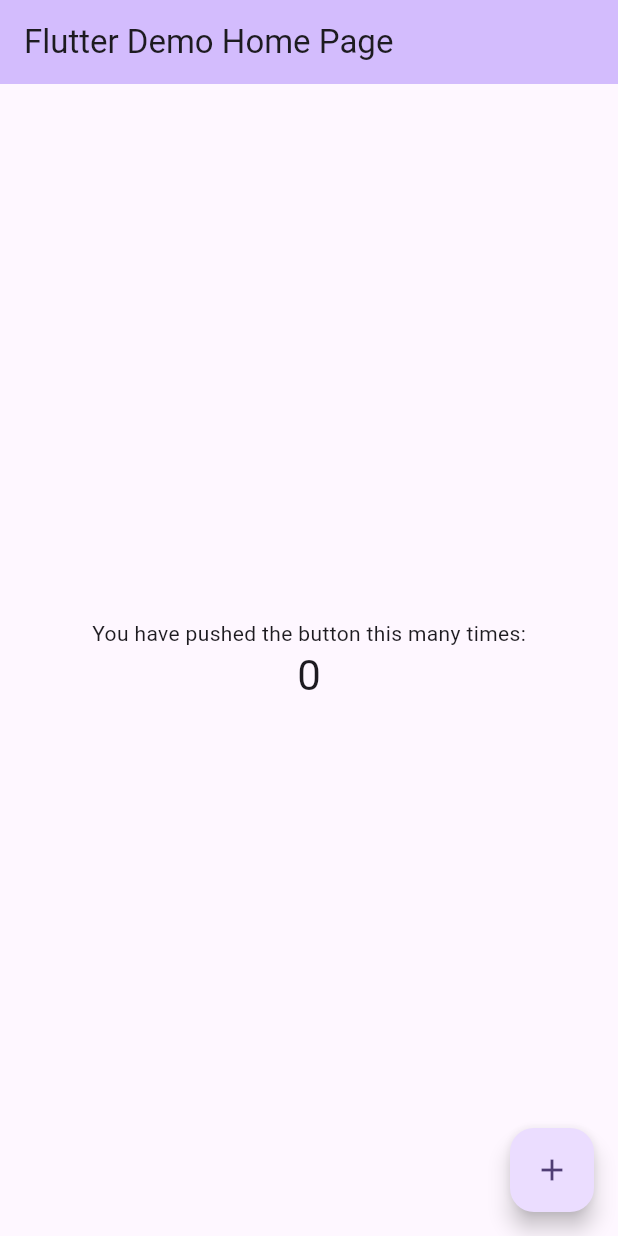
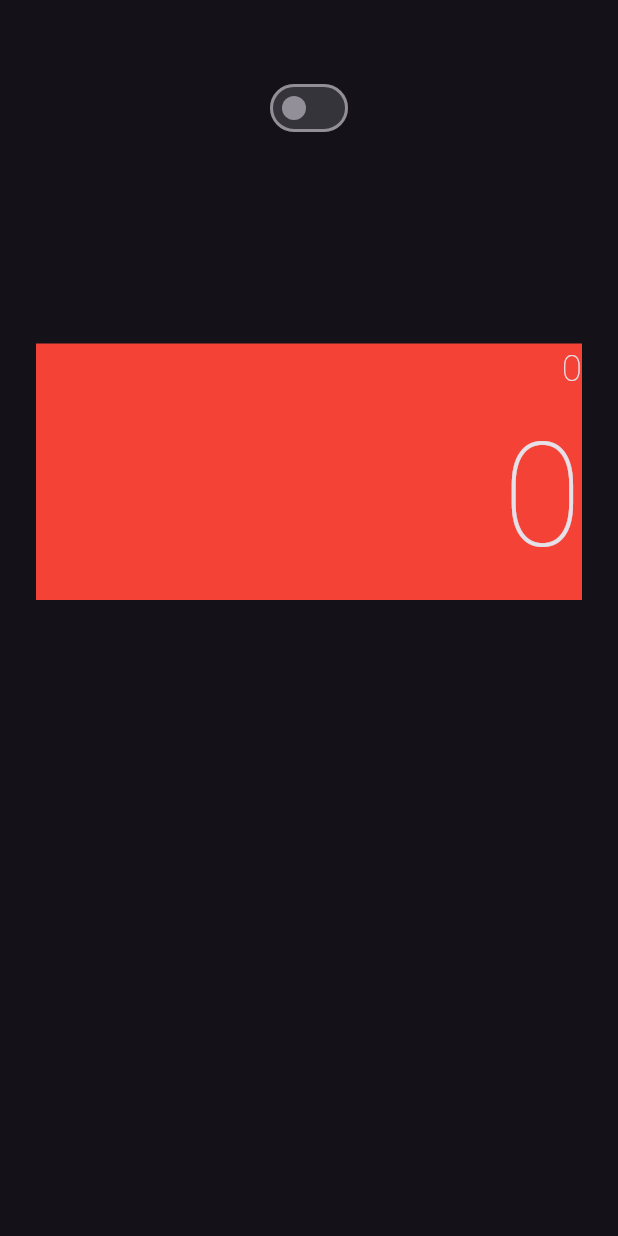
Before and after one commit to MajorAchilles/rescal, a Flutter app: the screen it shows after launch, on a phone screen of 412 x 824 dp. Run offline on Flutter 3.47's test engine with Material 3 defaults, Android fonts, the phone set to English and light mode, and no system bars.

Commit message:
feat: Add Keypad and Header components

```diff
--- /dev/null
+++ b/lib/components/header.dart
@@ -0,0 +1,25 @@
+import 'package:flutter/material.dart';
+
+
+class Header extends StatelessWidget {
+  final void Function() onSwitch;
+  final bool isDarkMode;
+
+  handleSwitchChange (bool value) {
+    onSwitch();
+  }
+
+  const Header({super.key, required this.onSwitch, required this.isDarkMode});
+
+  @override
+  Widget build(BuildContext context) {
+    return Center(
+      child: Row(
+        mainAxisAlignment: MainAxisAlignment.center,
+        children: [
+          Switch(value: !isDarkMode, onChanged: handleSwitchChange),
+        ],
+      ),
+    );
+  }
+}
--- /dev/null
+++ b/lib/components/keypad.dart
@@ -0,0 +1,10 @@
+import 'package:flutter/material.dart';
+
+class Keypad extends StatelessWidget {
+  const Keypad({super.key});
+
+  @override
+  Widget build(BuildContext context) {
+    return Container();
+  }
+}
--- /dev/null
+++ b/lib/components/screen.dart
@@ -0,0 +1,34 @@
+import 'package:flutter/material.dart';
+
+class Screen extends StatelessWidget {
+  final String? firstRow;
+  final String? secondRow;
+
+  const Screen({super.key, required this.firstRow, this.secondRow});
+
+  @override
+  Widget build(BuildContext context) {
+    return Container(
+      color: Colors.red,
+      child: const Column(
+        crossAxisAlignment: CrossAxisAlignment.end,
+        children: [
+          Text(
+            '0',
+            style: TextStyle(
+              fontSize: 24,
+              fontWeight: FontWeight.w100,
+            ),
+          ),
+          Text(
+            '0',
+            style: TextStyle(
+              fontSize: 96,
+              fontWeight: FontWeight.w100,
+            ),
+          ),
+        ],
+      ),
+    );
+  }
+}
--- a/lib/main.dart
+++ b/lib/main.dart
@@ -1,125 +1,33 @@
 import 'package:flutter/material.dart';
+import 'package:rescal/pages/calculator.dart';
 
 void main() {
-  runApp(const MyApp());
+  runApp(const Rescal());
 }
 
-class MyApp extends StatelessWidget {
-  const MyApp({super.key});
+class Rescal extends StatefulWidget {
+  const Rescal({super.key});
 
-  // This widget is the root of your application.
   @override
-  Widget build(BuildContext context) {
-    return MaterialApp(
-      title: 'Flutter Demo',
-      theme: ThemeData(
-        // This is the theme of your application.
-        //
-        // TRY THIS: Try running your application with "flutter run". You'll see
-        // the application has a purple toolbar. Then, without quitting the app,
-        // try changing the seedColor in the colorScheme below to Colors.green
-        // and then invoke "hot reload" (save your changes or press the "hot
-        // reload" button in a Flutter-supported IDE, or press "r" if you used
-        // the command line to start the app).
-        //
-        // Notice that the counter didn't reset back to zero; the application
-        // state is not lost during the reload. To reset the state, use hot
-        // restart instead.
-        //
-        // This works for code too, not just values: Most code changes can be
-        // tested with just a hot reload.
-        colorScheme: ColorScheme.fromSeed(seedColor: Colors.deepPurple),
-        useMaterial3: true,
-      ),
-      home: const MyHomePage(title: 'Flutter Demo Home Page'),
-    );
-  }
+  State<Rescal> createState() => _RescalState();
 }
 
-class MyHomePage extends StatefulWidget {
-  const MyHomePage({super.key, required this.title});
+class _RescalState extends State<Rescal> {
+  bool _isDarkMode = true;
 
-  // This widget is the home page of your application. It is stateful, meaning
-  // that it has a State object (defined below) that contains fields that affect
-  // how it looks.
-
-  // This class is the configuration for the state. It holds the values (in this
-  // case the title) provided by the parent (in this case the App widget) and
-  // used by the build method of the State. Fields in a Widget subclass are
-  // always marked "final".
-
-  final String title;
-
-  @override
-  State<MyHomePage> createState() => _MyHomePageState();
-}
-
-class _MyHomePageState extends State<MyHomePage> {
-  int _counter = 0;
-
-  void _incrementCounter() {
+  void _toggleTheme() {
     setState(() {
-      // This call to setState tells the Flutter framework that something has
-      // changed in this State, which causes it to rerun the build method below
-      // so that the display can reflect the updated values. If we changed
-      // _counter without calling setState(), then the build method would not be
-      // called again, and so nothing would appear to happen.
-      _counter++;
+      _isDarkMode = !_isDarkMode;
     });
   }
 
   @override
   Widget build(BuildContext context) {
-    // This method is rerun every time setState is called, for instance as done
-    // by the _incrementCounter method above.
-    //
-    // The Flutter framework has been optimized to make rerunning build methods
-    // fast, so that you can just rebuild anything that needs updating rather
-    // than having to individually change instances of widgets.
-    return Scaffold(
-      appBar: AppBar(
-        // TRY THIS: Try changing the color here to a specific color (to
-        // Colors.amber, perhaps?) and trigger a hot reload to see the AppBar
-        // change color while the other colors stay the same.
-        backgroundColor: Theme.of(context).colorScheme.inversePrimary,
-        // Here we take the value from the MyHomePage object that was created by
-        // the App.build method, and use it to set our appbar title.
-        title: Text(widget.title),
-      ),
-      body: Center(
-        // Center is a layout widget. It takes a single child and positions it
-        // in the middle of the parent.
-        child: Column(
-          // Column is also a layout widget. It takes a list of children and
-          // arranges them vertically. By default, it sizes itself to fit its
-          // children horizontally, and tries to be as tall as its parent.
-          //
-          // Column has various properties to control how it sizes itself and
-          // how it positions its children. Here we use mainAxisAlignment to
-          // center the children vertically; the main axis here is the vertical
-          // axis because Columns are vertical (the cross axis would be
-          // horizontal).
-          //
-          // TRY THIS: Invoke "debug painting" (choose the "Toggle Debug Paint"
-          // action in the IDE, or press "p" in the console), to see the
-          // wireframe for each widget.
-          mainAxisAlignment: MainAxisAlignment.center,
-          children: <Widget>[
-            const Text(
-              'You have pushed the button this many times:',
-            ),
-            Text(
-              '$_counter',
-              style: Theme.of(context).textTheme.headlineMedium,
-            ),
-          ],
-        ),
-      ),
-      floatingActionButton: FloatingActionButton(
-        onPressed: _incrementCounter,
-        tooltip: 'Increment',
-        child: const Icon(Icons.add),
-      ), // This trailing comma makes auto-formatting nicer for build methods.
+    return MaterialApp(
+      debugShowCheckedModeBanner: false,
+      title: 'Rescal',
+      theme: _isDarkMode ? ThemeData.dark() : ThemeData.light(),
+      home: ResponsiveCalculator(onSwitch: _toggleTheme, isDarkMode: _isDarkMode),
     );
   }
 }
--- /dev/null
+++ b/lib/pages/calculator.dart
@@ -0,0 +1,39 @@
+import 'package:flutter/material.dart';
+import 'package:rescal/components/header.dart';
+import 'package:rescal/components/keypad.dart';
+import 'package:rescal/components/screen.dart';
+
+class ResponsiveCalculator extends StatefulWidget {
+  final void Function() onSwitch;
+  final bool isDarkMode;
+  const ResponsiveCalculator({super.key, required this.onSwitch, required this.isDarkMode});
+
+  @override
+  State<ResponsiveCalculator> createState() => _ResponsiveCalculatorState();
+}
+
+class _ResponsiveCalculatorState extends State<ResponsiveCalculator> {
+  @override
+  Widget build(BuildContext context) {
+    return Scaffold(
+      body: Padding(
+        padding: const EdgeInsets.only(bottom: 24, left: 24, right: 24, top: 48),
+        child: Column(
+          mainAxisAlignment: MainAxisAlignment.spaceBetween,
+          children: [
+          Header(onSwitch: widget.onSwitch, isDarkMode: widget.isDarkMode),
+          const Column(
+            children: [
+              Row(
+                children: [
+                  Expanded(child: Screen(firstRow: '0', secondRow: '0')),
+                ],
+              ),
+              SizedBox(height: 400.0, child: Keypad()),
+            ],
+          ),
+        ],),
+      )
+    );
+  }
+}
--- a/pubspec.yaml
+++ b/pubspec.yaml
@@ -35,6 +35,7 @@ dependencies:
   # The following adds the Cupertino Icons font to your application.
   # Use with the CupertinoIcons class for iOS style icons.
   cupertino_icons: ^1.0.6
+  flutter_switch: ^0.3.2
 
 dev_dependencies:
   flutter_test:
```
Also changed, not shown: pubspec.lock.
